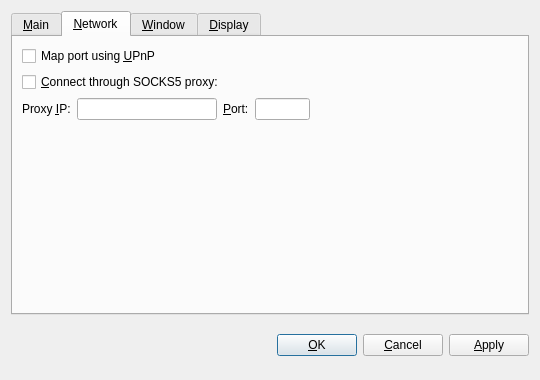
apollondeveloper/ApollonCoin, file src/qt/forms/optionsdialog.ui: the form before one commit.
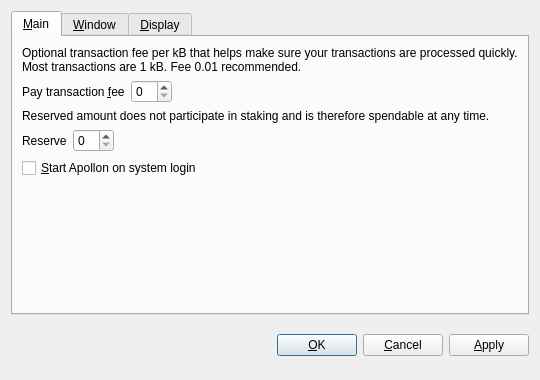
The form after the commit. The open tabs and pages were chosen to show the change. Custom widgets are drawn as their Qt base class.

```diff
--- a/src/qt/forms/optionsdialog.ui
+++ b/src/qt/forms/optionsdialog.ui
@@ -145,176 +145,6 @@
          </property>
         </spacer>
        </item>
-       <item row="6" column="0">
-        <widget class="QLabel" name="label">
-         <property name="toolTip">
-          <string>&lt;html&gt;&lt;head/&gt;&lt;body&gt;&lt;p&gt;This setting determines the amount of individual masternodes that an input will be anonymized through. More rounds of anonymization gives a higher degree of privacy, but also costs more in fees.&lt;/p&gt;&lt;/body&gt;&lt;/html&gt;</string>
-         </property>
-         <property name="text">
-          <string>Darksend rounds to use</string>
-         </property>
-        </widget>
-       </item>
-       <item row="6" column="1">
-        <widget class="QSpinBox" name="darksendRounds">
-         <property name="minimum">
-          <number>2</number>
-         </property>
-         <property name="maximum">
-          <number>16</number>
-         </property>
-         <property name="value">
-          <number>3</number>
-         </property>
-        </widget>
-       </item>
-       <item row="7" column="0">
-        <widget class="QLabel" name="label_2">
-         <property name="toolTip">
-          <string>This amount acts as a threshold to turn off Darksend once it's reached.</string>
-         </property>
-         <property name="statusTip">
-          <string notr="true"/>
-         </property>
-         <property name="whatsThis">
-          <string notr="true"/>
-         </property>
-         <property name="accessibleName">
-          <string notr="true"/>
-         </property>
-         <property name="accessibleDescription">
-          <string notr="true"/>
-         </property>
-         <property name="text">
-          <string>Amount of Apollon to keep anonymized</string>
-         </property>
-        </widget>
-       </item>
-       <item row="7" column="1">
-        <widget class="QSpinBox" name="anonymizeApollon">
-         <property name="minimum">
-          <number>2</number>
-         </property>
-         <property name="maximum">
-          <number>10000</number>
-         </property>
-         <property name="singleStep">
-          <number>10</number>
-         </property>
-         <property name="value">
-          <number>1000</number>
-         </property>
-        </widget>
-       </item>
-      </layout>
-     </widget>
-     <widget class="QWidget" name="tabNetwork">
-      <attribute name="title">
-       <string>&amp;Network</string>
-      </attribute>
-      <layout class="QVBoxLayout" name="verticalLayout_Network">
-       <item>
-        <widget class="QCheckBox" name="mapPortUpnp">
-         <property name="toolTip">
-          <string>Automatically open the Apollon client port on the router. This only works when your router supports UPnP and it is enabled.</string>
-         </property>
-         <property name="text">
-          <string>Map port using &amp;UPnP</string>
-         </property>
-        </widget>
-       </item>
-       <item>
-        <widget class="QCheckBox" name="connectSocks">
-         <property name="toolTip">
-          <string>Connect to the Apollon network through a SOCKS5 proxy (e.g. when connecting through Tor).</string>
-         </property>
-         <property name="text">
-          <string>&amp;Connect through SOCKS5 proxy:</string>
-         </property>
-        </widget>
-       </item>
-       <item>
-        <layout class="QHBoxLayout" name="horizontalLayout_Network">
-         <item>
-          <widget class="QLabel" name="proxyIpLabel">
-           <property name="text">
-            <string>Proxy &amp;IP:</string>
-           </property>
-           <property name="textFormat">
-            <enum>Qt::PlainText</enum>
-           </property>
-           <property name="buddy">
-            <cstring>proxyIp</cstring>
-           </property>
-          </widget>
-         </item>
-         <item>
-          <widget class="QValidatedLineEdit" name="proxyIp">
-           <property name="maximumSize">
-            <size>
-             <width>140</width>
-             <height>16777215</height>
-            </size>
-           </property>
-           <property name="toolTip">
-            <string>IP address of the proxy (e.g. 127.0.0.1)</string>
-           </property>
-          </widget>
-         </item>
-         <item>
-          <widget class="QLabel" name="proxyPortLabel">
-           <property name="text">
-            <string>&amp;Port:</string>
-           </property>
-           <property name="textFormat">
-            <enum>Qt::PlainText</enum>
-           </property>
-           <property name="buddy">
-            <cstring>proxyPort</cstring>
-           </property>
-          </widget>
-         </item>
-         <item>
-          <widget class="QLineEdit" name="proxyPort">
-           <property name="maximumSize">
-            <size>
-             <width>55</width>
-             <height>16777215</height>
-            </size>
-           </property>
-           <property name="toolTip">
-            <string>Port of the proxy (e.g. 9050)</string>
-           </property>
-          </widget>
-         </item>
-         <item>
-          <spacer name="horizontalSpacer_Network">
-           <property name="orientation">
-            <enum>Qt::Horizontal</enum>
-           </property>
-           <property name="sizeHint" stdset="0">
-            <size>
-             <width>40</width>
-             <height>20</height>
-            </size>
-           </property>
-          </spacer>
-         </item>
-        </layout>
-       </item>
-       <item>
-        <spacer name="verticalSpacer_Network">
-         <property name="orientation">
-          <enum>Qt::Vertical</enum>
-         </property>
-         <property name="sizeHint" stdset="0">
-          <size>
-           <width>20</width>
-           <height>40</height>
-          </size>
-         </property>
-        </spacer>
-       </item>
       </layout>
      </widget>
      <widget class="QWidget" name="tabWindow">
```
